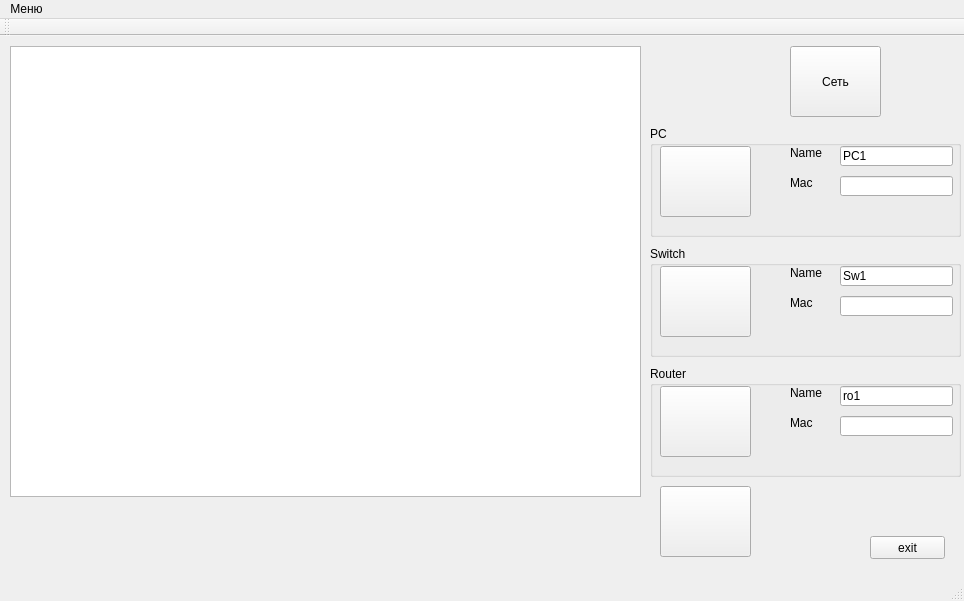
Before: the Qt Designer form vns_kma/mainwindow.ui in kio2145/vns_kma, drawn with Qt 5.
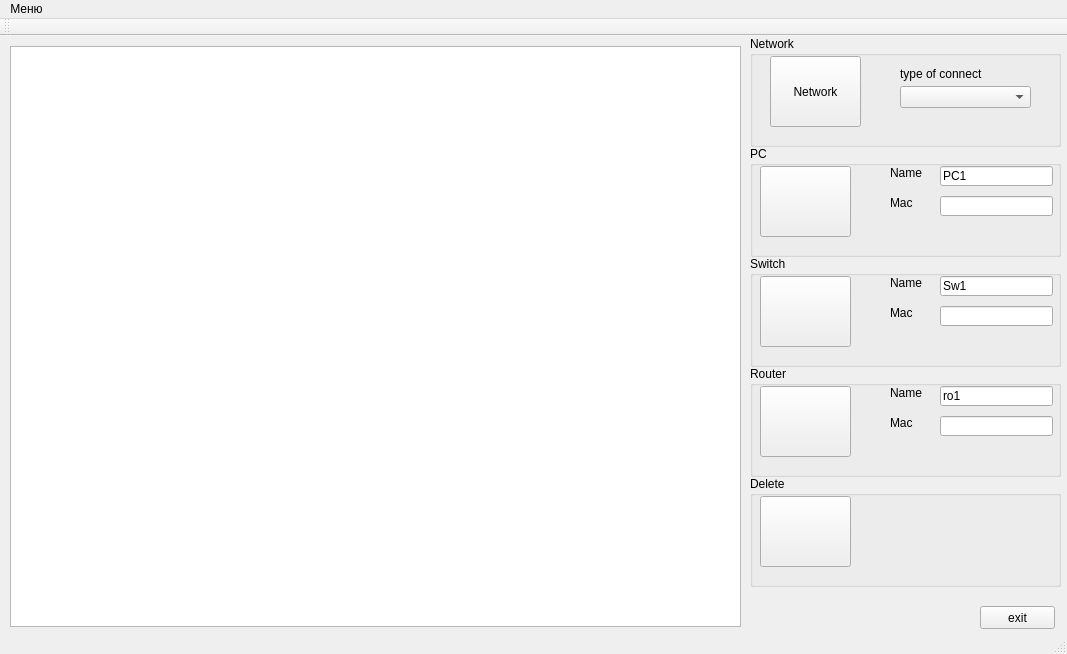
After: the same form once the commit is applied.

```diff
--- a/vns_kma/mainwindow.ui
+++ b/vns_kma/mainwindow.ui
@@ -6,8 +6,8 @@
    <rect>
     <x>0</x>
     <y>0</y>
-    <width>964</width>
-    <height>601</height>
+    <width>1067</width>
+    <height>654</height>
    </rect>
   </property>
   <property name="windowTitle">
@@ -22,42 +22,16 @@
      <rect>
       <x>10</x>
       <y>10</y>
-      <width>631</width>
-      <height>451</height>
+      <width>731</width>
+      <height>581</height>
      </rect>
     </property>
    </widget>
-   <widget class="QPushButton" name="pushButton_2">
-    <property name="geometry">
-     <rect>
-      <x>870</x>
-      <y>500</y>
-      <width>75</width>
-      <height>23</height>
-     </rect>
-    </property>
-    <property name="text">
-     <string>exit</string>
-    </property>
-   </widget>
-   <widget class="QPushButton" name="pushButton_5">
-    <property name="geometry">
-     <rect>
-      <x>790</x>
-      <y>10</y>
-      <width>91</width>
-      <height>71</height>
-     </rect>
-    </property>
-    <property name="text">
-     <string>Сеть</string>
-    </property>
-   </widget>
    <widget class="QGroupBox" name="groupBox">
     <property name="geometry">
      <rect>
-      <x>650</x>
-      <y>90</y>
+      <x>750</x>
+      <y>110</y>
       <width>311</width>
       <height>111</height>
      </rect>
@@ -131,8 +105,8 @@
    <widget class="QGroupBox" name="groupBox_2">
     <property name="geometry">
      <rect>
-      <x>650</x>
-      <y>210</y>
+      <x>750</x>
+      <y>220</y>
       <width>311</width>
       <height>111</height>
      </rect>
@@ -206,7 +180,7 @@
    <widget class="QGroupBox" name="groupBox_3">
     <property name="geometry">
      <rect>
-      <x>650</x>
+      <x>750</x>
       <y>330</y>
       <width>311</width>
       <height>111</height>
@@ -278,17 +252,92 @@
      </property>
     </widget>
    </widget>
-   <widget class="QPushButton" name="pushButton_6">
+   <widget class="QGroupBox" name="groupBox_4">
     <property name="geometry">
      <rect>
-      <x>660</x>
-      <y>450</y>
-      <width>91</width>
-      <height>71</height>
+      <x>750</x>
+      <y>0</y>
+      <width>311</width>
+      <height>111</height>
+     </rect>
+    </property>
+    <property name="title">
+     <string>Network</string>
+    </property>
+    <widget class="QPushButton" name="pushButton_5">
+     <property name="geometry">
+      <rect>
+       <x>20</x>
+       <y>20</y>
+       <width>91</width>
+       <height>71</height>
+      </rect>
+     </property>
+     <property name="text">
+      <string>Network</string>
+     </property>
+    </widget>
+    <widget class="QComboBox" name="comboBox">
+     <property name="geometry">
+      <rect>
+       <x>150</x>
+       <y>50</y>
+       <width>131</width>
+       <height>22</height>
+      </rect>
+     </property>
+    </widget>
+    <widget class="QLabel" name="label_7">
+     <property name="geometry">
+      <rect>
+       <x>150</x>
+       <y>30</y>
+       <width>111</width>
+       <height>16</height>
+      </rect>
+     </property>
+     <property name="text">
+      <string>type of connect</string>
+     </property>
+    </widget>
+   </widget>
+   <widget class="QGroupBox" name="groupBox_5">
+    <property name="geometry">
+     <rect>
+      <x>750</x>
+      <y>440</y>
+      <width>311</width>
+      <height>111</height>
+     </rect>
+    </property>
+    <property name="title">
+     <string>Delete</string>
+    </property>
+    <widget class="QPushButton" name="pushButton_6">
+     <property name="geometry">
+      <rect>
+       <x>10</x>
+       <y>20</y>
+       <width>91</width>
+       <height>71</height>
+      </rect>
+     </property>
+     <property name="text">
+      <string/>
+     </property>
+    </widget>
+   </widget>
+   <widget class="QPushButton" name="pushButton_2">
+    <property name="geometry">
+     <rect>
+      <x>980</x>
+      <y>570</y>
+      <width>75</width>
+      <height>23</height>
      </rect>
     </property>
     <property name="text">
-     <string/>
+     <string>exit</string>
     </property>
    </widget>
   </widget>
@@ -297,7 +346,7 @@
     <rect>
      <x>0</x>
      <y>0</y>
-     <width>964</width>
+     <width>1067</width>
      <height>21</height>
     </rect>
    </property>
```
Left out of the diff: 6 changed lines with no effect on the pictures.
